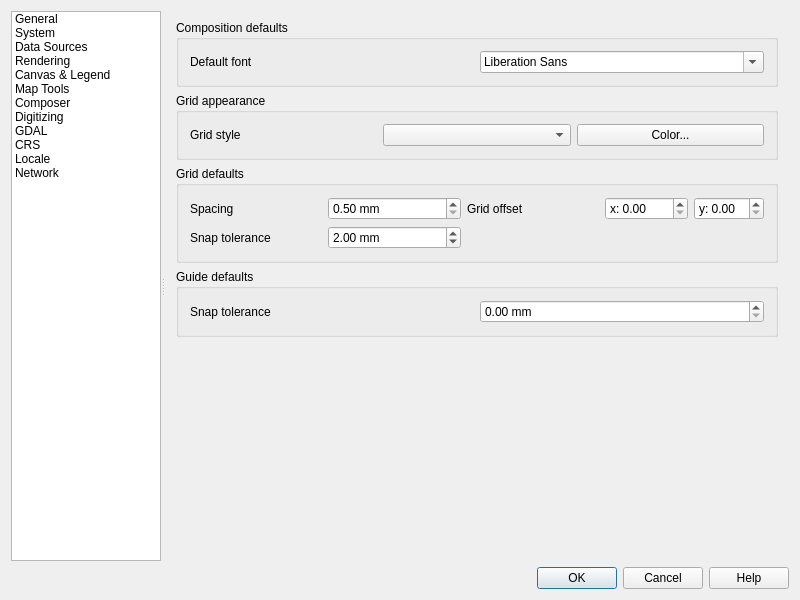
Qt form src/ui/qgsoptionsbase.ui (qgis/QGIS) before a commit.
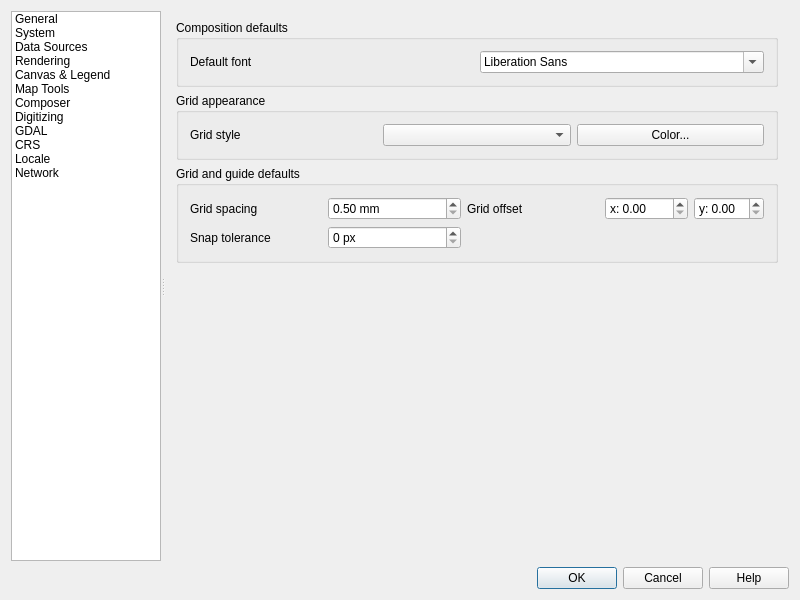
The same form after that commit. The open tabs and pages were chosen to show the change. Icons and pictures are not drawn. Custom widgets are drawn as their Qt base class.

Commit message: [composer] Use pixels for snapping rather than mm, allowing for finer work when zoomed in. Merge grid and guide snapping settings to a single snap tolerance setting.

What changed in the file:
```diff
--- a/src/ui/qgsoptionsbase.ui
+++ b/src/ui/qgsoptionsbase.ui
@@ -3083,8 +3083,8 @@
                <rect>
                 <x>0</x>
                 <y>0</y>
-                <width>464</width>
-                <height>367</height>
+                <width>626</width>
+                <height>549</height>
                </rect>
               </property>
               <layout class="QVBoxLayout" name="verticalLayout_39">
@@ -3150,13 +3150,13 @@
                <item>
                 <widget class="QgsCollapsibleGroupBox" name="groupBox_24">
                  <property name="title">
-                  <string>Grid defaults</string>
+                  <string>Grid and guide defaults</string>
                  </property>
                  <layout class="QGridLayout" name="gridLayout_11">
                   <item row="0" column="0">
                    <widget class="QLabel" name="label_61">
                     <property name="text">
-                     <string>Spacing</string>
+                     <string>Grid spacing</string>
                     </property>
                    </widget>
                   </item>
@@ -3215,51 +3215,18 @@
                    </widget>
                   </item>
                   <item row="1" column="1">
-                   <widget class="QDoubleSpinBox" name="mGridToleranceSpinBox">
-                    <property name="prefix">
-                     <string/>
-                    </property>
+                   <widget class="QSpinBox" name="mSnapToleranceSpinBox">
                     <property name="suffix">
-                     <string> mm</string>
+                     <string> px</string>
                     </property>
-                    <property name="value">
-                     <double>2.000000000000000</double>
+                    <property name="maximum">
+                     <number>200</number>
                     </property>
                    </widget>
                   </item>
                  </layout>
                 </widget>
                </item>
-               <item>
-                <widget class="QgsCollapsibleGroupBox" name="groupBox_25">
-                 <property name="title">
-                  <string>Guide defaults</string>
-                 </property>
-                 <layout class="QGridLayout" name="gridLayout_12">
-                  <item row="0" column="0">
-                   <layout class="QHBoxLayout" name="horizontalLayout_37">
-                    <item>
-                     <widget class="QLabel" name="label_64">
-                      <property name="text">
-                       <string>Snap tolerance</string>
-                      </property>
-                     </widget>
-                    </item>
-                    <item>
-                     <widget class="QDoubleSpinBox" name="mGuideToleranceSpinBox">
-                      <property name="prefix">
-                       <string/>
-                      </property>
-                      <property name="suffix">
-                       <string> mm</string>
-                      </property>
-                     </widget>
-                    </item>
-                   </layout>
-                  </item>
-                 </layout>
-                </widget>
-               </item>
                <item>
                 <spacer name="verticalSpacer_10">
                  <property name="orientation">
```
Left out of the diff: 44 changed lines with no effect on the pictures. The commit also changes 9 other files.
